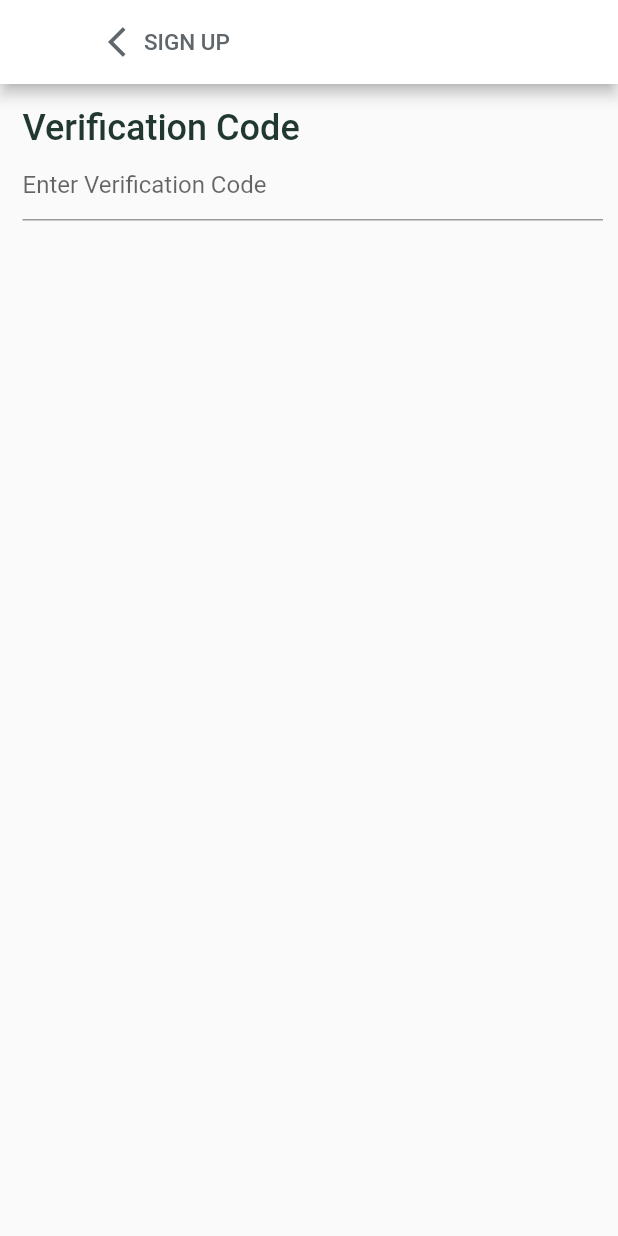
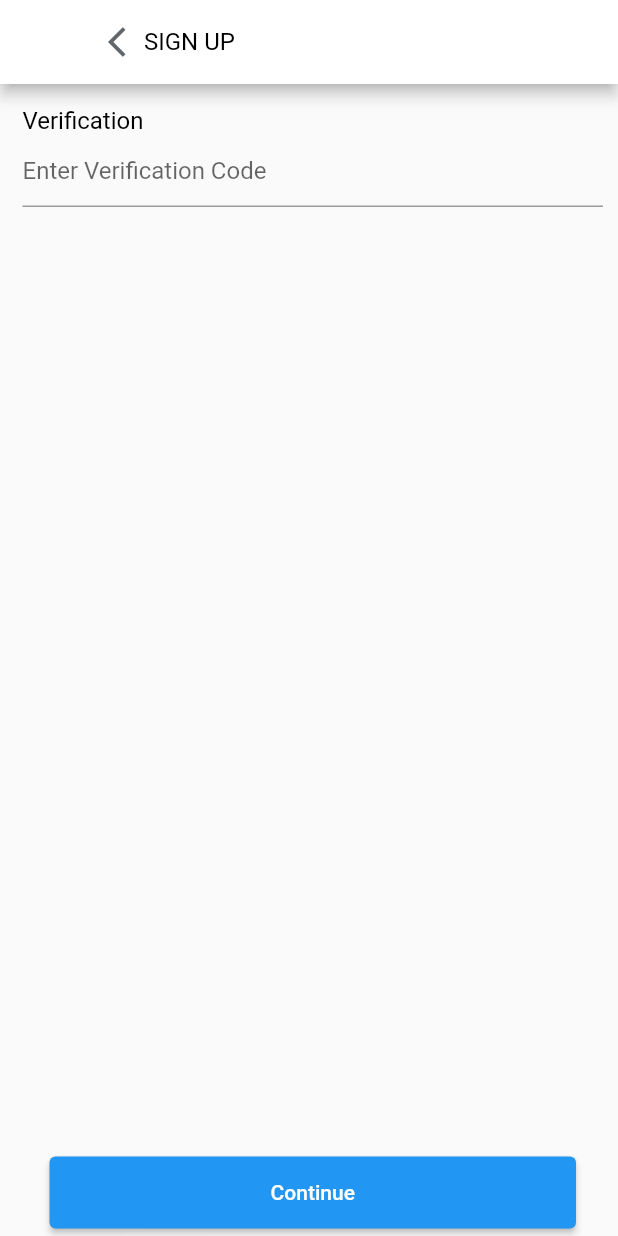
Before and after one commit to Temesgenzewude/Farm_Advisor_Android, a Flutter app: the Verefication screen opened by its route, on a phone screen of 412 x 824 dp. Run offline on Flutter 3.47's test engine with Material 2 defaults, Android fonts, the phone set to English and light mode, and no system bars; our stand-ins replace get, google_fonts, google_maps_flutter, smooth_page_indicator, syncfusion_flutter_charts; missing offline and left inert: fl_country_code_picker, qr_code_scanner.

Commit message:
added button to verfication.dart

```diff
--- a/lib/presentation/onboarding/verefication.dart
+++ b/lib/presentation/onboarding/verefication.dart
@@ -1,3 +1,5 @@
+import 'package:agino_client/presentation/reusable_widgets/custom_button.dart';
+import 'package:agino_client/presentation/reusable_widgets/custome_text_widget.dart';
 import 'package:flutter/material.dart';
 
 class Verefication extends StatefulWidget {
@@ -23,10 +25,7 @@ class VereficationState extends State<Verefication> {
                 // print("clicked");
               },
             ),
-            Text(
-              "SIGN UP",
-              style: TextStyle(color: Color(0xFF5F676C), fontSize: 15),
-            )
+            const TextWidget(text: "SIGN UP", fontWeight: FontWeight.w400, fontSize: 16, color: Colors.black)
           ],
         ),
         backgroundColor: Colors.white,
@@ -34,17 +33,12 @@ class VereficationState extends State<Verefication> {
       body: Container(
         margin: EdgeInsets.fromLTRB(15, 15, 10, 5),
         child: Column(
+          mainAxisAlignment: MainAxisAlignment.spaceBetween,
+          children: [
+            Column(
               crossAxisAlignment: CrossAxisAlignment.start,
               children: <Widget>[
-            Container(
-              child: Text(
-                "Verification Code",
-                style: TextStyle(
-                    color: Color(0xFF20382F),
-                    fontSize: 24,
-                    fontWeight: FontWeight.w500),
-              ),
-            ),
+                const TextWidget(text: "Verification", fontWeight: FontWeight.w400, fontSize: 16, color: Colors.black),
                 Form(
                   key: _formKey,
                   child: TextFormField(
@@ -52,7 +46,7 @@ class VereficationState extends State<Verefication> {
                     onChanged: (value) {
                       _formKey.currentState?.validate();
                     },
-                decoration: InputDecoration(
+                    decoration: const InputDecoration(
                       hintText: "Enter Verification Code",
                     ),
                     validator: (value) {
@@ -70,7 +64,10 @@ class VereficationState extends State<Verefication> {
                       }
                     },
                   ),
-            )
+                ),
+              ],
+            ),
+            CustomButton(text: "Continue", onTap: (){})
           ],
         ),
       ),
```
Lines whose indentation alone changed are shown as unchanged.
